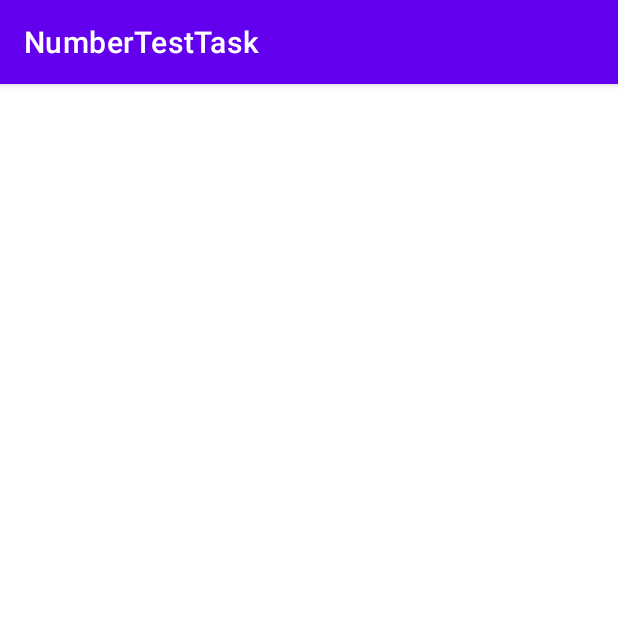
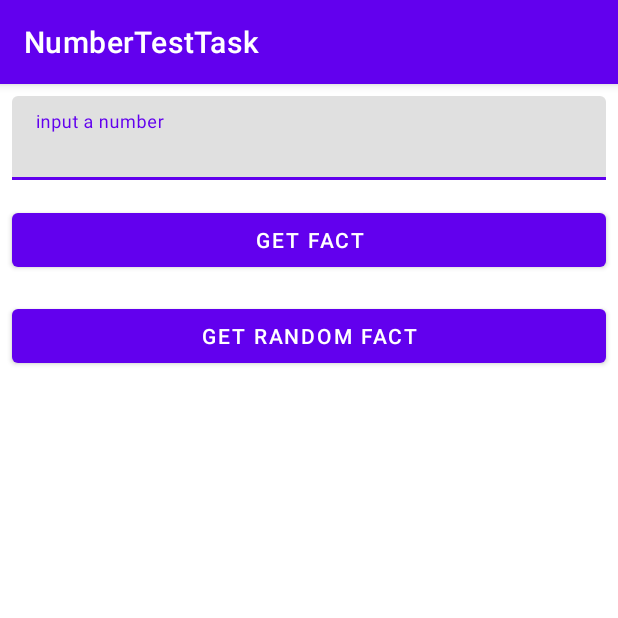
Before and after one commit to nellishegg/NumberTestTask, an Android app: the screen it shows after launch (MainActivity), after a tap on "GET FACT", on a phone screen of 412 x 824 dp, the top half of it. Run offline under Robolectric (Android 15) with nearby library versions, the phone set to English and light mode, and no system bars; 5 statements that could not run were skipped.

Commit message:
edit NumbersFragment

```diff
--- a/app/src/main/java/com/example/numbertesttask/details/presentation/DetailsFragment.kt
+++ b/app/src/main/java/com/example/numbertesttask/details/presentation/DetailsFragment.kt
@@ -29,7 +29,7 @@ class DetailsFragment : Fragment() {
         fun newInstance(value: String) =
             DetailsFragment().apply {
                 arguments = Bundle().apply {
-                    putString("DETAILS", value)
+                    putString("details", value)
                 }
             }
     }
--- a/app/src/main/java/com/example/numbertesttask/main/NumbersApp.kt
+++ b/app/src/main/java/com/example/numbertesttask/main/NumbersApp.kt
@@ -12,4 +12,6 @@ open class NumbersApp : Application() {
         else
             CloudModule.Release()
     }
+
+
 }
--- a/app/src/main/java/com/example/numbertesttask/numbers/presentation/HandleNumbersRequest.kt
+++ b/app/src/main/java/com/example/numbertesttask/numbers/presentation/HandleNumbersRequest.kt
@@ -1,5 +1,6 @@
 package com.example.numbertesttask.numbers.presentation
 
+import android.view.View
 import androidx.lifecycle.viewModelScope
 import com.example.numbertesttask.numbers.domain.NumbersResult
 import kotlinx.coroutines.CoroutineScope
@@ -21,10 +22,10 @@ interface HandleNumbersRequest {
             coroutineScope: CoroutineScope,
             block: suspend () -> NumbersResult
         ) {
-            communications.showProgress(true)
+            communications.showProgress(View.VISIBLE)
             coroutineScope.launch(dispatchers.io()) {
                 val result = block.invoke()
-                communications.showProgress(false)
+                communications.showProgress(View.GONE)
                 result.map(numberResultMapper)
             }
         }
--- a/app/src/main/java/com/example/numbertesttask/numbers/presentation/NumbersFragment.kt
+++ b/app/src/main/java/com/example/numbertesttask/numbers/presentation/NumbersFragment.kt
@@ -1,19 +1,26 @@
 package com.example.numbertesttask.numbers.presentation
 
 import android.content.Context
+//import android.os.Build.VERSION_CODES.R
 import android.os.Bundle
+import android.text.Editable
+import android.text.TextWatcher
 import android.view.LayoutInflater
 import android.view.View
 import android.view.ViewGroup
+import android.widget.Button
 import android.widget.ProgressBar
 import androidx.fragment.app.Fragment
+import androidx.recyclerview.widget.RecyclerView
 import com.example.numbertesttask.R
-import com.example.numbertesttask.details.presentation.DetailsFragment
 import com.example.numbertesttask.main.presentation.ShowFragment
+import com.google.android.material.textfield.TextInputEditText
+import com.google.android.material.textfield.TextInputLayout
 
 class NumbersFragment : Fragment() {
 
     private var showFragment: ShowFragment = ShowFragment.Empty()
+    private lateinit var viewModel: NumbersViewModel
     override fun onAttach(context: Context) {
         super.onAttach(context)
         if (context is ShowFragment)
@@ -26,16 +33,53 @@ class NumbersFragment : Fragment() {
         savedInstanceState: Bundle?
     ): View? {
         return inflater.inflate(R.layout.fragment_numbers, container, false)
+
     }
 
     override fun onViewCreated(view: View, savedInstanceState: Bundle?) {
         super.onViewCreated(view, savedInstanceState)
-        view.findViewById<ProgressBar>(R.id.progressBar).visibility = View.GONE
-        view.findViewById<View>(R.id.getFactButton).setOnClickListener {
-            //todo refactor and remove hardcode
-                showFragment.show(DetailsFragment.newInstance("some information about random number hardcoded"))
+        val progressBar = view.findViewById<ProgressBar>(R.id.progressBar)
+        val factButton = view.findViewById<Button>(R.id.getFactButton)
+        val randomButton = view.findViewById<Button>(R.id.randomFactButton)
+        val inputLayout= view.findViewById<TextInputLayout>(R.id.textInputLayout)
+        val recyclerView = view.findViewById<RecyclerView>(R.id.recyclerView)
+        val inputEditText = view.findViewById<TextInputEditText>(R.id.editText)
+        val adapter = NumbersAdapter(object : ClickListener {
+
+            override fun click(item: NumberUi) {
+               // todo move to the next screen  showFragment.show(DetailsFragment.newInstance("some information about random number hardcoded"))
+            }
+        })
+        recyclerView.adapter == adapter
+
+        inputEditText.addTextChangedListener(object: SimpleTextWatcher(){
+            override fun afterTextChanged(s: Editable?) {
+                super.afterTextChanged(s)
+                viewModel.clearError()
+            }
+        })
+
+        factButton.setOnClickListener {
+            viewModel.fetchNumberFact(inputEditText.text.toString())
+        }
+        randomButton.setOnClickListener {
+            viewModel.fetchRandoNumberFact()
+        }
+
+        viewModel.observeState(this) {
+//            it.apply { inputLayout ,inputEditText }
 
         }
+        viewModel.observeList(this) {
+            adapter.map(it)
+
+        }
+        viewModel.observeProgress(this) {
+            progressBar.visibility = it
+        }
+
+        viewModel.init(savedInstanceState == null)
+
     }
 
     override fun onDetach() {
@@ -43,3 +87,10 @@ class NumbersFragment : Fragment() {
         showFragment = ShowFragment.Empty()
     }
 }
+abstract class SimpleTextWatcher: TextWatcher{
+    override fun beforeTextChanged(s: CharSequence?, start: Int, count: Int, after: Int) = Unit
+
+    override fun onTextChanged(s: CharSequence?, start: Int, before: Int, count: Int) = Unit
+
+    override fun afterTextChanged(s: Editable?)= Unit
+}
--- a/app/src/main/res/layout/fragment_numbers.xml
+++ b/app/src/main/res/layout/fragment_numbers.xml
@@ -15,6 +15,7 @@
 
 
     <com.google.android.material.textfield.TextInputLayout
+        android:id="@+id/textInputLayout"
         android:layout_width="match_parent"
         android:layout_height="wrap_content"
         android:layout_margin="@dimen/margin_small"
@@ -36,14 +37,14 @@
         android:text="@string/get_fact" />
 
     <Button
-        android:id="@+id/getRandomFactButton"
+        android:id="@+id/randomFactButton"
         android:layout_width="match_parent"
         android:layout_height="wrap_content"
         android:layout_margin="@dimen/margin_small"
         android:text="@string/get_random_fact" />
 
     <androidx.recyclerview.widget.RecyclerView
-        android:id="@+id/historyRecyclerView"
+        android:id="@+id/recyclerView"
         android:layout_width="match_parent"
         android:layout_height="match_parent"
         app:layoutManager="androidx.recyclerview.widget.LinearLayoutManager" />
```
Also changed, not shown: app/src/main/java/com/example/numbertesttask/numbers/presentation/NumberUi.kt (+6 -1 lines), app/src/main/java/com/example/numbertesttask/numbers/presentation/NumbersAdapter.kt (added, +67 -0 lines), app/src/main/java/com/example/numbertesttask/numbers/presentation/NumbersCommunication.kt (+6 -6 lines), app/src/main/java/com/example/numbertesttask/numbers/presentation/NumbersViewModel.kt (+9 -3 lines), app/src/main/java/com/example/numbertesttask/numbers/presentation/UiState.kt (+23 -4 lines), app/src/main/res/layout/number_layout.xml (added, +26 -0 lines), app/src/main/java/com/example/numbertesttask/numbers/data/cloud/CloudModule.kt (line endings or trailing spaces), 2 other files.
